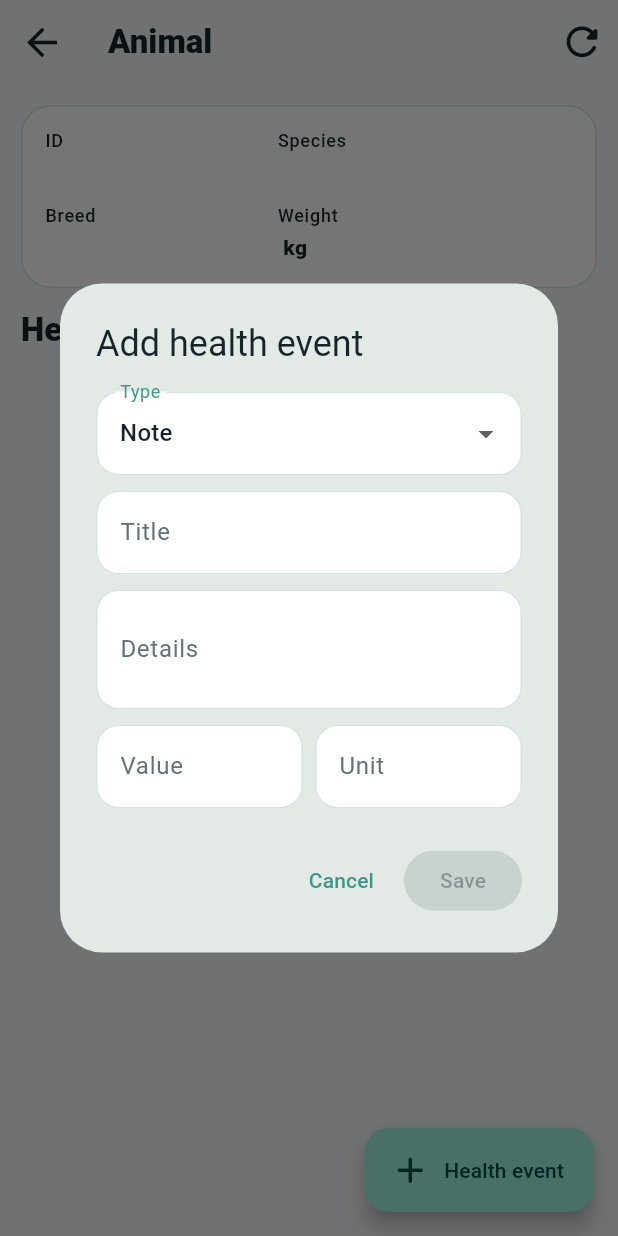
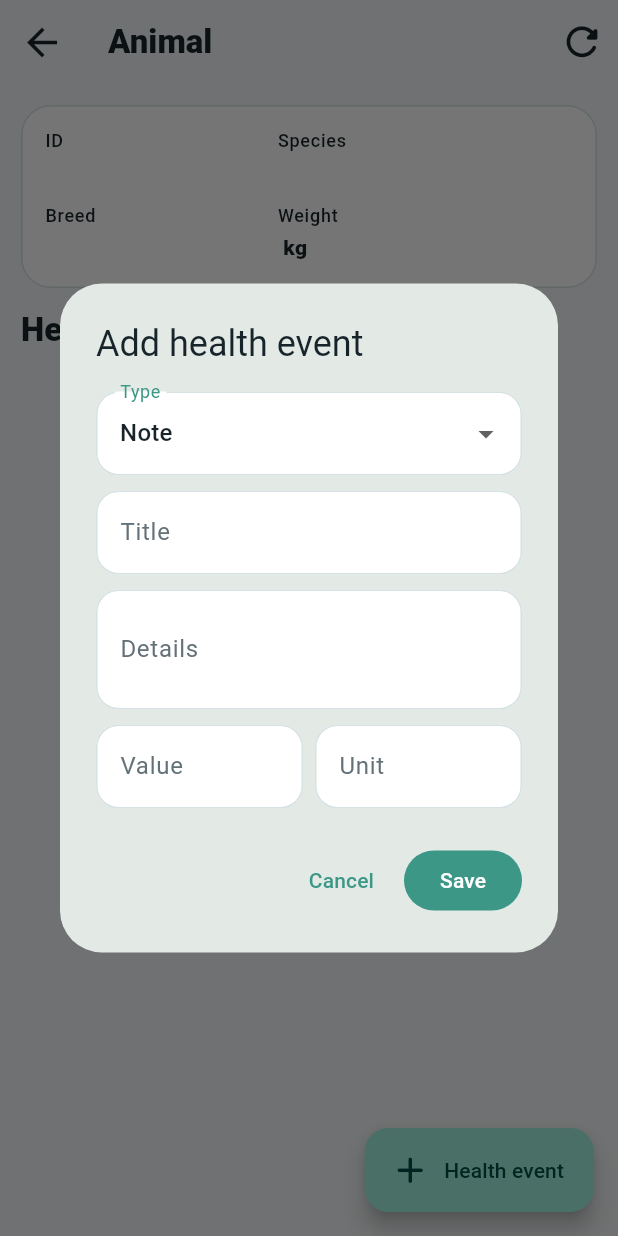
Before and after one commit to armia1988/Vet-AI, a Flutter app: the AnimalTimelinePage screen opened directly with empty values, after a tap on "Health event", on a phone screen of 412 x 824 dp. Run offline on Flutter 3.47's test engine with Material 3 defaults, Android fonts, the phone set to English and light mode, and no system bars; our stand-ins replace audioplayers, file_picker, flutter_local_notifications, flutter_secure_storage, flutter_svg, flutter_tts and 6 more; missing offline and left inert: flutter_reactive_ble, flutter_vlc_player, flutter_webrtc; accounts and stored records are empty; project files that could hold a hidden picture were left out.

```diff
--- a/lib/health/animal_health_center.dart
+++ b/lib/health/animal_health_center.dart
@@ -749,9 +749,10 @@ class _AnimalTimelinePageState extends State<AnimalTimelinePage> {
               child: Text(_t(context, 'Cancel', 'إلغاء', 'Annuleren')),
             ),
             FilledButton(
-              onPressed: title.text.trim().isEmpty
-                  ? null
-                  : () => Navigator.pop(dialogContext, true),
+              onPressed: () => Navigator.pop(
+                dialogContext,
+                title.text.trim().isNotEmpty,
+              ),
               child: Text(_t(context, 'Save', 'حفظ', 'Opslaan')),
             ),
           ],
```
